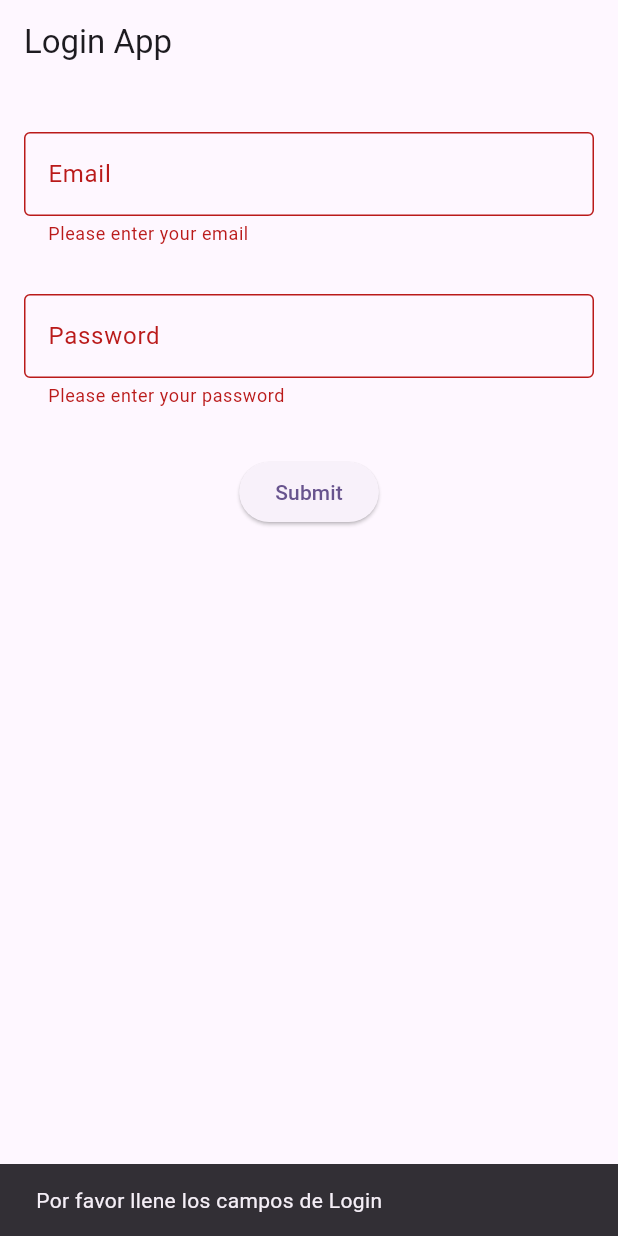
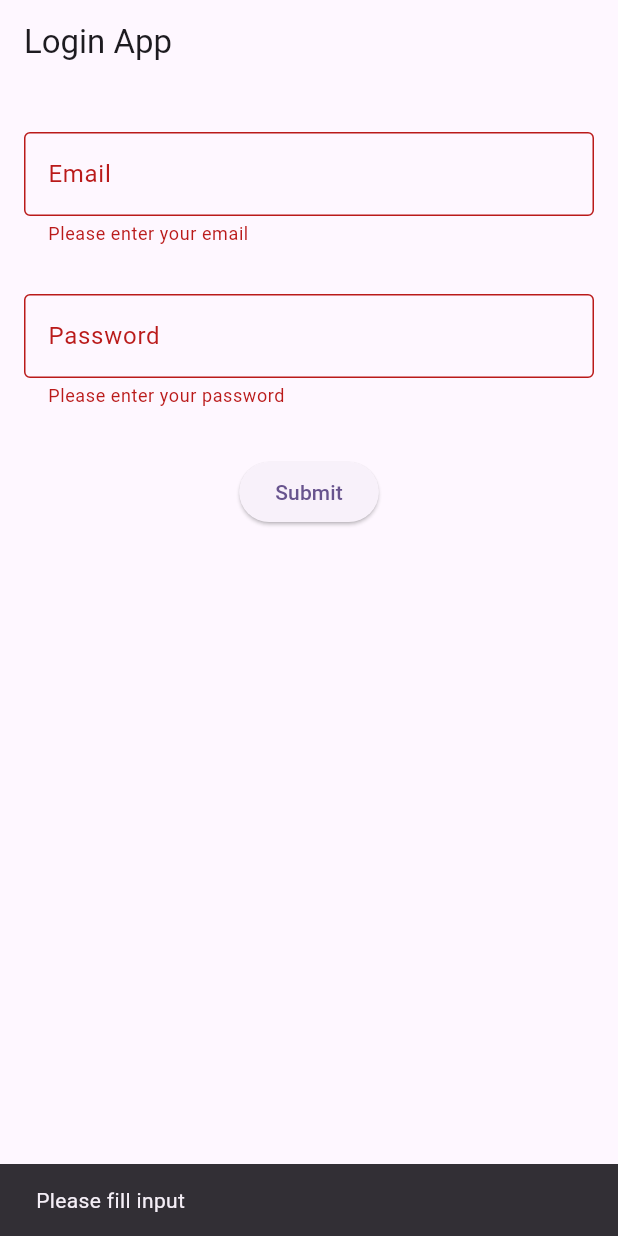
Before and after one commit to averan/timeapp, a Flutter app: the screen it shows after launch, after a tap on "Submit", on a phone screen of 412 x 824 dp. Run offline on Flutter 3.47's test engine with Material 2 defaults, Android fonts, the phone set to English and light mode, and no system bars.

Commit message:
version final

```diff
--- a/lib/main.dart
+++ b/lib/main.dart
@@ -84,10 +84,24 @@ class _LoginState extends State<Login> {
                   child: ElevatedButton(
                     onPressed: () {
                       if (_formKey.currentState!.validate()) {
-                        // Navigate the user to the Home page
+                        if (emailController.text == "info@info.com" &&
+                            passwordController.text == "123") {
+                          Navigator.push(
+                            context,
+                            MaterialPageRoute(
+                                builder: (context) => HomePage(
+                                      email: emailController.text,
+                                    )),
+                          );
+                        } else {
+                          ScaffoldMessenger.of(context).showSnackBar(
+                            const SnackBar(
+                                content: Text('Invalid Credentials')),
+                          );
+                        }
                       } else {
                         ScaffoldMessenger.of(context).showSnackBar(
-                          const SnackBar(content: Text('Por favor llene los campos de Login')),
+                          const SnackBar(content: Text('Please fill input')),
                         );
                       }
                     },
```
